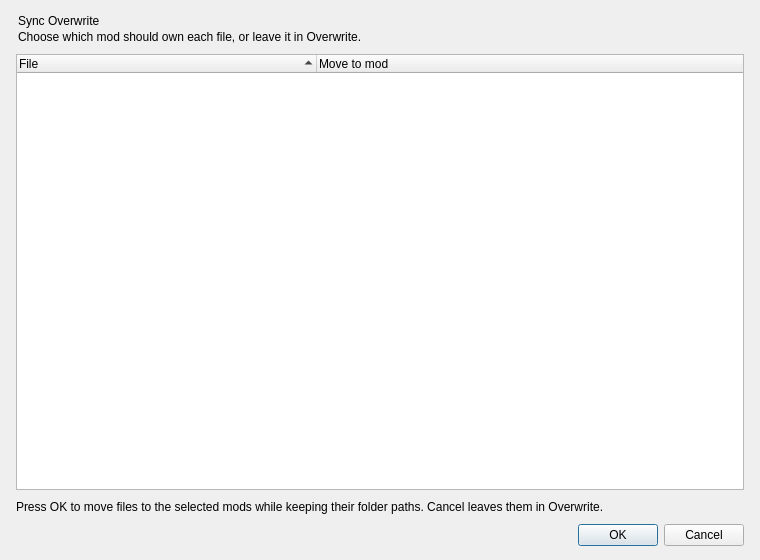
Before: the Qt Designer form source/modorganizer/src/syncoverwritedialog.ui in ArialSenki/MO2-Revamped, drawn with Qt 5.
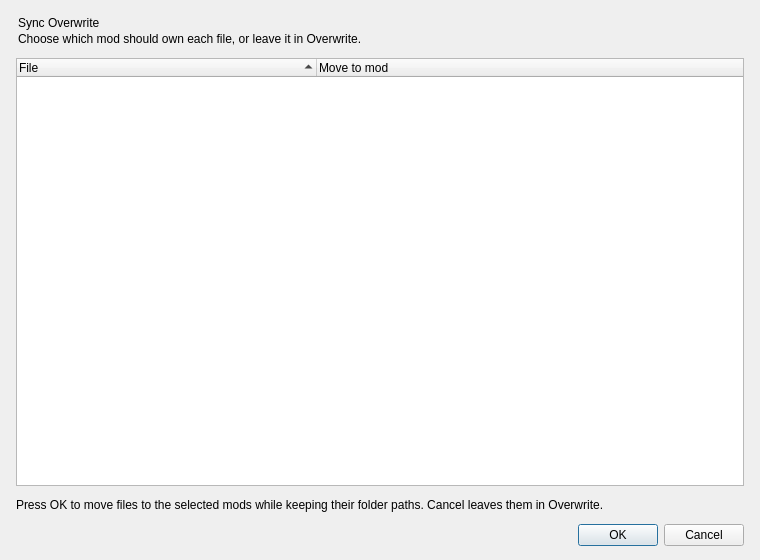
After: the same form once the commit is applied.

What changed in the file:
```diff
--- a/source/modorganizer/src/syncoverwritedialog.ui
+++ b/source/modorganizer/src/syncoverwritedialog.ui
@@ -15,13 +15,13 @@
   </property>
   <layout class="QVBoxLayout" name="verticalLayout">
    <property name="spacing">
-    <number>10</number>
+    <number>12</number>
    </property>
    <property name="leftMargin">
     <number>16</number>
    </property>
    <property name="topMargin">
-    <number>14</number>
+    <number>16</number>
    </property>
    <property name="rightMargin">
     <number>16</number>
```
